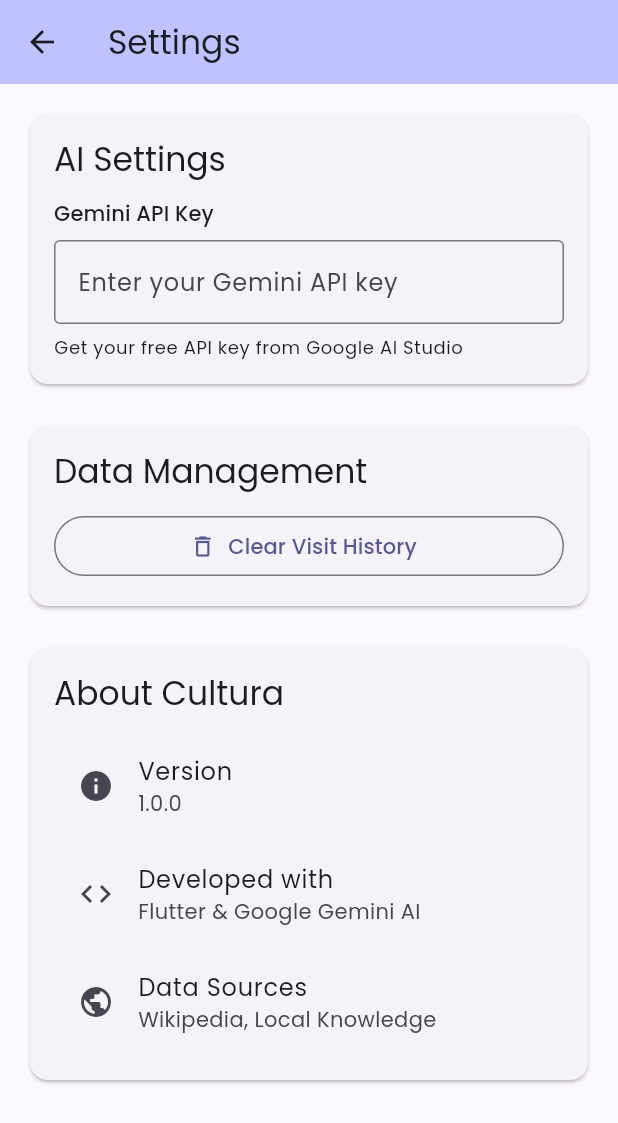
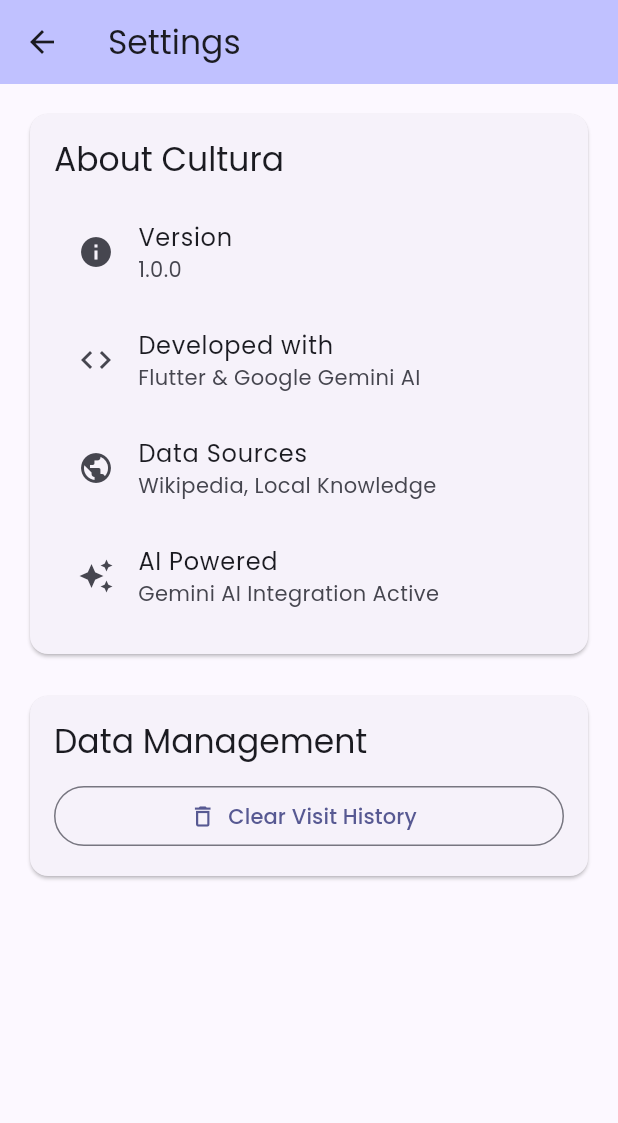
Before and after one commit to ishapragyan/cultura, a Flutter app: the SettingsScreen screen opened by its route, on a phone screen of 412 x 824 dp. Shown: the top 1123 px of the screen. Run offline on Flutter 3.47's test engine with Material 3 defaults, Android fonts, the phone set to English and light mode, and no system bars; our stand-ins replace flutter_tts, geocoding, geolocator, share_plus, sqflite; accounts and stored records are empty.

Commit message:
Updated location service, LLM integration, and UI fixes

```diff
--- a/lib/screens/settings_screen.dart
+++ b/lib/screens/settings_screen.dart
@@ -8,7 +8,6 @@
 
   @override
   Widget build(BuildContext context) {
-    final llmService = context.read<LlmService>();
     final historyService = context.read<HistoryService>();
 
     return Scaffold(
@@ -19,76 +18,10 @@
       body: ListView(
         padding: const EdgeInsets.all(16),
         children: [
-          _buildApiSettings(context, llmService),
+          _buildAppInfo(context),
           const SizedBox(height: 20),
           _buildDataManagement(context, historyService),
-          const SizedBox(height: 20),
-          _buildAppInfo(context),
         ],
-      ),
-    );
-  }
-
-  Widget _buildApiSettings(BuildContext context, LlmService llm) {
-    return Card(
-      child: Padding(
-        padding: const EdgeInsets.all(16),
-        child: Column(
-          crossAxisAlignment: CrossAxisAlignment.start,
-          children: [
-            Text(
-              'AI Settings',
-              style: Theme.of(context).textTheme.titleLarge,
-            ),
-            const SizedBox(height: 12),
-            Text(
-              'Gemini API Key',
-              style: Theme.of(context).textTheme.labelLarge,
-            ),
-            const SizedBox(height: 8),
-            TextFormField(
-              decoration: const InputDecoration(
-                hintText: 'Enter your Gemini API key',
-                border: OutlineInputBorder(),
-              ),
-              onChanged: (value) {
-                // In a real app, store this securely
-                // llm.updateApiKey(value);
-              },
-            ),
-            const SizedBox(height: 8),
-            Text(
-              'Get your free API key from Google AI Studio',
-              style: Theme.of(context).textTheme.bodySmall,
-            ),
-          ],
-        ),
-      ),
-    );
-  }
-
-  Widget _buildDataManagement(BuildContext context, HistoryService history) {
-    return Card(
-      child: Padding(
-        padding: const EdgeInsets.all(16),
-        child: Column(
-          crossAxisAlignment: CrossAxisAlignment.start,
-          children: [
-            Text(
-              'Data Management',
-              style: Theme.of(context).textTheme.titleLarge,
-            ),
-            const SizedBox(height: 12),
-            SizedBox(
-              width: double.infinity,
-              child: OutlinedButton.icon(
-                icon: const Icon(Icons.delete_outline),
-                label: const Text('Clear Visit History'),
-                onPressed: () => _showClearHistoryDialog(context, history),
-              ),
-            ),
-          ],
-        ),
       ),
     );
   }
@@ -119,6 +52,37 @@
               leading: const Icon(Icons.public),
               title: const Text('Data Sources'),
               subtitle: const Text('Wikipedia, Local Knowledge'),
+            ),
+            ListTile(
+              leading: const Icon(Icons.auto_awesome),
+              title: const Text('AI Powered'),
+              subtitle: const Text('Gemini AI Integration Active'),
+            ),
+          ],
+        ),
+      ),
+    );
+  }
+
+  Widget _buildDataManagement(BuildContext context, HistoryService history) {
+    return Card(
+      child: Padding(
+        padding: const EdgeInsets.all(16),
+        child: Column(
+          crossAxisAlignment: CrossAxisAlignment.start,
+          children: [
+            Text(
+              'Data Management',
+              style: Theme.of(context).textTheme.titleLarge,
+            ),
+            const SizedBox(height: 12),
+            SizedBox(
+              width: double.infinity,
+              child: OutlinedButton.icon(
+                icon: const Icon(Icons.delete_outline),
+                label: const Text('Clear Visit History'),
+                onPressed: () => _showClearHistoryDialog(context, history),
+              ),
             ),
           ],
         ),
```
Also changed, not shown: lib/screens/home_screen.dart (+23 -2 lines), lib/services/llm_service.dart (+17 -20 lines), lib/services/location_service.dart (+35 -3 lines), pubspec.yaml (+4 -4 lines), pubspec.lock, 3 other files.
